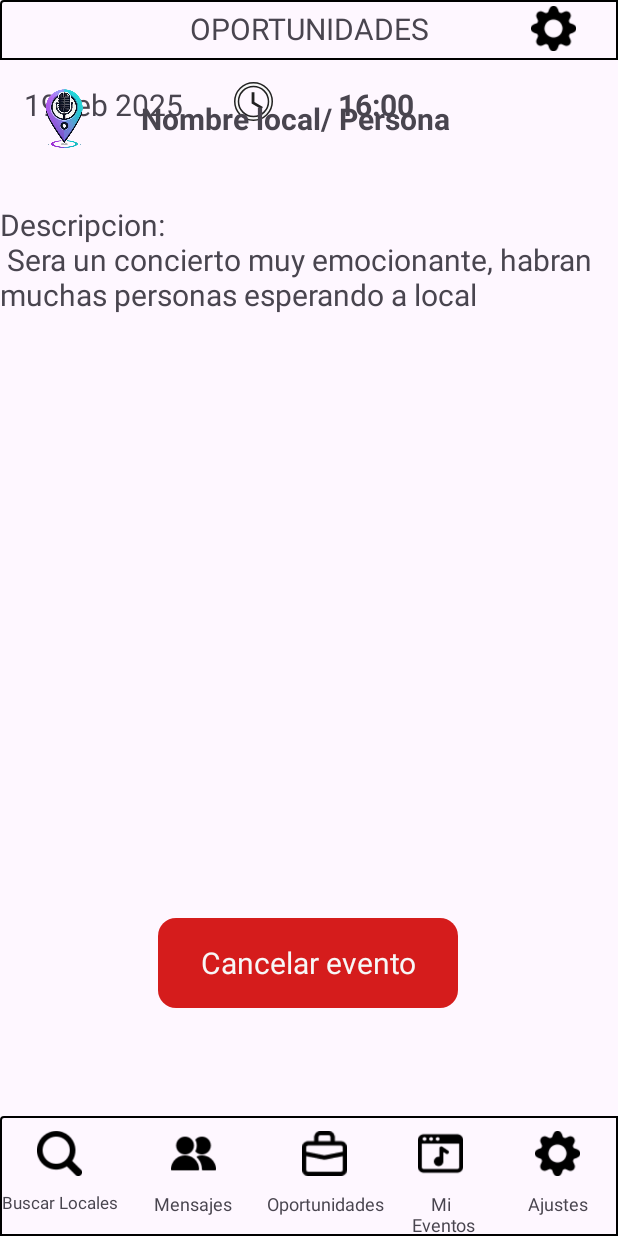
After one commit to JoseManuelBarco/GigFinder, an Android app: the layout apply_offer_fragment.xml on its own in the app's theme, with its tools: preview values and no code run, on a phone screen of 412 x 824 dp. The commit adds this screen. Run offline under Robolectric (Android 15) with nearby library versions, the phone set to English and light mode, and no system bars.

```diff
--- a/app/src/main/res/drawable/clock.xml
+++ b/app/src/main/res/drawable/clock.xml
@@ -8,12 +8,12 @@
 <path
     android:pathData="M11.99,2C6.47,2 2,6.48 2,12s4.47,10 9.99,10C17.52,22 22,17.52 22,12S17.52,2 11.99,2zM12,20c-4.42,0 -8,-3.58 -8,-8s3.58,-8 8,-8 8,3.58 8,8 -3.58,8 -8,8z"
     android:fillColor="@color/white"
-    android:strokeColor= "@color/red"
+    android:strokeColor= "@color/black"
     android:strokeWidth="0.8"
     />
 
 <path
-    android:fillColor="@color/violet"
+    android:fillColor="@color/black"
     android:pathData="M12.5,7H11v6l5.25,3.15 0.75,-1.23 -4.5,-2.67z"/>
 
 </vector>
--- /dev/null
+++ b/app/src/main/res/drawable/red_rounded_rectangle.xml
@@ -0,0 +1,15 @@
+<?xml version="1.0" encoding="utf-8"?>
+<shape xmlns:android="http://schemas.android.com/apk/res/android"
+    android:shape="rectangle">
+
+    <solid android:color="@color/red" />
+
+    <corners android:radius="12dp" />
+
+    <padding
+        android:left="8dp"
+        android:top="8dp"
+        android:right="8dp"
+        android:bottom="8dp" />
+
+</shape>
--- /dev/null
+++ b/app/src/main/res/layout/apply_offer_fragment.xml
@@ -0,0 +1,122 @@
+<?xml version="1.0" encoding="utf-8"?>
+<androidx.constraintlayout.widget.ConstraintLayout xmlns:android="http://schemas.android.com/apk/res/android"
+    xmlns:app="http://schemas.android.com/apk/res-auto"
+    xmlns:tools="http://schemas.android.com/tools"
+    android:layout_width="match_parent"
+    android:layout_height="match_parent">
+    <include
+        layout="@layout/navigation_bar"
+        android:id="@+id/navBarConstraintLayout" />
+
+    <include
+        layout="@layout/top_bar"
+        android:id="@+id/top_bar"/>
+
+    <androidx.constraintlayout.widget.ConstraintLayout
+        android:layout_width="300dp"
+        android:layout_height="wrap_content"
+        android:layout_marginTop="52dp"
+        app:layout_constraintBottom_toTopOf="@+id/constraintLayout7"
+        app:layout_constraintEnd_toEndOf="parent"
+        app:layout_constraintHorizontal_bias="0.0"
+        app:layout_constraintStart_toStartOf="parent"
+        app:layout_constraintTop_toTopOf="parent"
+        app:layout_constraintVertical_bias="0.0">
+
+        <TextView
+            android:id="@+id/date_eventTextView"
+            android:layout_width="wrap_content"
+            android:layout_height="wrap_content"
+            android:layout_marginStart="16dp"
+            android:layout_marginTop="4dp"
+            android:text="19 feb 2025"
+            android:textSize="20sp"
+            app:layout_constraintStart_toStartOf="parent"
+            app:layout_constraintTop_toTopOf="parent" />
+
+        <ImageView
+            android:layout_width="30dp"
+            android:layout_height="30dp"
+            android:layout_marginStart="32dp"
+            android:background="@drawable/clock"
+            app:layout_constraintBottom_toBottomOf="parent"
+            app:layout_constraintEnd_toStartOf="@+id/date_timeTextView"
+            app:layout_constraintHorizontal_bias="0.0"
+            app:layout_constraintStart_toEndOf="@+id/date_eventTextView"
+            app:layout_constraintTop_toTopOf="parent" />
+
+        <TextView
+            android:id="@+id/date_timeTextView"
+            android:layout_width="wrap_content"
+            android:layout_height="wrap_content"
+            android:layout_marginTop="4dp"
+            android:layout_marginEnd="24dp"
+            android:text="16:00"
+            android:textSize="20dp"
+            android:textStyle="bold"
+            app:layout_constraintEnd_toEndOf="parent"
+            app:layout_constraintTop_toTopOf="parent" />
+
+    </androidx.constraintlayout.widget.ConstraintLayout>
+
+    <androidx.constraintlayout.widget.ConstraintLayout
+        android:id="@+id/constraintLayout7"
+        android:layout_width="300dp"
+        android:layout_height="wrap_content"
+        android:layout_marginBottom="32dp"
+        app:layout_constraintBottom_toTopOf="@+id/descriptioneventTextView"
+        app:layout_constraintEnd_toEndOf="parent"
+        app:layout_constraintHorizontal_bias="0.0"
+        app:layout_constraintStart_toStartOf="parent">
+
+        <ImageView
+            android:id="@+id/imageView3"
+            android:layout_width="50dp"
+            android:layout_height="50dp"
+            android:background="@drawable/logogigfinder"
+            app:layout_constraintEnd_toStartOf="@+id/textView6"
+            app:layout_constraintHorizontal_bias="0.39"
+            app:layout_constraintStart_toStartOf="parent"
+            app:layout_constraintTop_toTopOf="parent" />
+
+        <TextView
+            android:id="@+id/textView6"
+            android:layout_width="wrap_content"
+            android:layout_height="wrap_content"
+            android:text="Nombre local/ Persona"
+            android:textSize="20sp"
+            android:textStyle="bold"
+            app:layout_constraintBottom_toBottomOf="parent"
+            app:layout_constraintEnd_toEndOf="parent"
+            app:layout_constraintTop_toTopOf="parent" />
+
+
+    </androidx.constraintlayout.widget.ConstraintLayout>
+
+    <TextView
+        android:id="@+id/descriptioneventTextView"
+        android:layout_width="match_parent"
+        android:layout_height="400dp"
+        android:layout_marginBottom="76dp"
+        android:text="Descripcion: \n Sera un concierto muy emocionante, habran muchas personas esperando a local"
+        android:textSize="20dp"
+        app:layout_constraintBottom_toTopOf="@+id/textView8"
+        app:layout_constraintEnd_toEndOf="parent"
+        app:layout_constraintStart_toStartOf="parent" />
+
+    <TextView
+        android:id="@+id/textView8"
+        android:layout_width="200dp"
+        android:layout_height="60dp"
+        android:layout_marginBottom="152dp"
+        android:background="@drawable/red_rounded_rectangle"
+        android:gravity="center"
+        android:text="Cancelar evento"
+        android:textColor="@color/white"
+        android:textSize="20sp"
+        app:layout_constraintBottom_toBottomOf="parent"
+        app:layout_constraintEnd_toEndOf="parent"
+        app:layout_constraintHorizontal_bias="0.497"
+        app:layout_constraintStart_toStartOf="parent" />
+
+</androidx.constraintlayout.widget.ConstraintLayout>
--- a/app/src/main/res/layout/event_filter.xml
+++ b/app/src/main/res/layout/event_filter_fragment.xml
@@ -80,11 +80,12 @@
         android:id="@+id/constraintLayout6"
         android:layout_width="300dp"
         android:layout_height="50dp"
+        android:layout_marginBottom="124dp"
         android:background="@color/grey"
+        app:layout_constraintBottom_toTopOf="@+id/textView5"
         app:layout_constraintEnd_toEndOf="parent"
-        app:layout_constraintHorizontal_bias="0.468"
-        app:layout_constraintStart_toStartOf="parent"
-        tools:layout_editor_absoluteY="553dp">
+        app:layout_constraintHorizontal_bias="0.495"
+        app:layout_constraintStart_toStartOf="parent">
 
         <TextView
             android:id="@+id/distancetext"
@@ -136,7 +137,7 @@
             android:layout_height="25dp"
             app:layout_constraintBottom_toBottomOf="parent"
             app:layout_constraintEnd_toEndOf="parent"
-            app:layout_constraintTop_toBottomOf="@+id/date_end"
+            app:layout_constraintTop_toBottomOf="@+id/select_genre"
             app:layout_constraintVertical_bias="1.0" />
 
 
@@ -157,7 +158,10 @@
         android:layout_marginBottom="40dp"
         android:background="@color/grey"
         app:layout_constraintBottom_toTopOf="@+id/constraintLayout3"
-        tools:layout_editor_absoluteX="52dp">
+        app:layout_constraintEnd_toEndOf="parent"
+        app:layout_constraintStart_toStartOf="parent"
+        app:layout_constraintTop_toTopOf="parent"
+        app:layout_constraintVertical_bias="0.915">
 
         <TextView
             android:id="@+id/date_start"
@@ -189,5 +193,25 @@
 
     </androidx.constraintlayout.widget.ConstraintLayout>
 
+    <TextView
+        android:id="@+id/textView5"
+        android:layout_width="200dp"
+        android:layout_height="50dp"
+        android:text="Crear/Guardar"
+        android:gravity="center"
+        android:textSize="20dp"
+        android:textColor="@color/white"
+        android:background="@drawable/blue_rectangle"
+        app:layout_constraintEnd_toEndOf="parent"
+        app:layout_constraintStart_toStartOf="parent"
+        tools:layout_editor_absoluteY="713dp" />
+
+    <include
+        layout="@layout/navigation_bar"
+        android:id="@+id/navBarConstraintLayout" />
+
+    <include
+        layout="@layout/top_bar"
+        android:id="@+id/top_bar"/>
 
 </androidx.constraintlayout.widget.ConstraintLayout>
--- a/app/src/main/res/layout/login_activity.xml
+++ b/app/src/main/res/layout/login_activity.xml
@@ -56,7 +56,7 @@
         android:layout_width="@dimen/loginbuttonwidth"
         android:layout_height="@dimen/loginbuttonheight"
         android:layout_marginTop="60dp"
-        android:background="@drawable/blue_button_register"
+        android:background="@drawable/blue_rectangle"
         app:layout_constraintWidth_percent="0.8"
         app:layout_constraintEnd_toEndOf="parent"
         app:layout_constraintHorizontal_bias="0.491"
--- a/app/src/main/res/layout/navigation_bar.xml
+++ b/app/src/main/res/layout/navigation_bar.xml
@@ -28,13 +28,13 @@
         android:layout_marginLeft="15dp"
         android:layout_marginRight="15dp"/>
 
-    <TextView
-        android:id="@+id/searchIconLabel"
-        android:text="Buscar Locales"
-        android:layout_width="wrap_content"
-        android:layout_height="wrap_content"
-        android:textAlignment="center"
-        android:textSize="11sp"/>
+        <TextView
+            android:id="@+id/searchIconLabel"
+            android:layout_width="wrap_content"
+            android:layout_height="wrap_content"
+            android:text="Buscar Locales"
+            android:textAlignment="center"
+            android:textSize="11sp" />
 
     </LinearLayout>
 
@@ -116,7 +116,7 @@
 
     <TextView
         android:id="@+id/eventsIconLabel"
-        android:text="Eventos"
+        android:text=" Mi \n Eventos"
         android:layout_width="wrap_content"
         android:layout_height="wrap_content"
         android:textAlignment="center"
--- a/app/src/main/res/layout/password_recovery_activity.xml
+++ b/app/src/main/res/layout/password_recovery_activity.xml
@@ -46,7 +46,7 @@
         android:text="Reestablecer "
         android:gravity="center_horizontal"
         android:textColor="@color/white"
-        android:background="@drawable/blue_button_register"
+        android:background="@drawable/blue_rectangle"
         app:layout_constraintEnd_toEndOf="parent"
         app:layout_constraintHorizontal_bias="0.495"
         app:layout_constraintStart_toStartOf="parent"
--- a/app/src/main/res/layout/register_activity.xml
+++ b/app/src/main/res/layout/register_activity.xml
@@ -65,7 +65,7 @@
         android:layout_width="@dimen/loginbuttonwidth"
         android:layout_height="@dimen/loginbuttonheight"
         android:layout_marginTop="132dp"
-        android:background="@drawable/blue_button_register"
+        android:background="@drawable/blue_rectangle"
         android:textColor="@color/white"
         app:layout_constraintEnd_toEndOf="parent"
         app:layout_constraintHorizontal_bias="0.498"
--- a/app/src/main/res/layout/register_activity2.xml
+++ b/app/src/main/res/layout/register_activity2.xml
@@ -81,7 +81,7 @@
         android:text="Confirmar"
         android:gravity="center_horizontal"
         android:textColor="@color/white"
-        android:background="@drawable/blue_button_register"
+        android:background="@drawable/blue_rectangle"
         app:layout_constraintEnd_toEndOf="parent"
         app:layout_constraintHorizontal_bias="0.495"
         app:layout_constraintStart_toStartOf="parent"
--- a/app/src/main/res/layout/register_activity3local.xml
+++ b/app/src/main/res/layout/register_activity3local.xml
@@ -74,7 +74,7 @@
         android:layout_width="@dimen/loginbuttonwidth"
         android:layout_height="@dimen/loginbuttonheight"
         android:layout_marginTop="44dp"
-        android:background="@drawable/blue_button_register"
+        android:background="@drawable/blue_rectangle"
         android:text="Confirmar"
         android:textAllCaps="false"
         app:layout_constraintEnd_toEndOf="parent"
--- a/app/src/main/res/layout/register_activity3musician.xml
+++ b/app/src/main/res/layout/register_activity3musician.xml
@@ -125,7 +125,7 @@
         android:layout_height="@dimen/loginbuttonheight"
         android:text="Confirmar"
         android:gravity="center"
-        android:background="@drawable/blue_button_register"
+        android:background="@drawable/blue_rectangle"
         android:textColor="@color/white"
         android:textAllCaps="false"
         android:layout_marginTop="24dp"
--- a/app/src/main/res/layout/registeractivity4.xml
+++ b/app/src/main/res/layout/registeractivity4.xml
@@ -326,7 +326,7 @@
         android:layout_width="@dimen/loginbuttonwidth"
         android:layout_height="@dimen/textboxloginheigth"
         android:layout_marginBottom="120dp"
-        android:background="@drawable/blue_button_register"
+        android:background="@drawable/blue_rectangle"
         android:text="Confirmar"
         android:textColor="#FFFFFF"
         app:layout_constraintBottom_toBottomOf="parent"
```
Also changed, not shown: app/src/main/res/drawable/blue_rectangle.xml (renamed from app/src/main/res/drawable/blue_button_register.xml).
